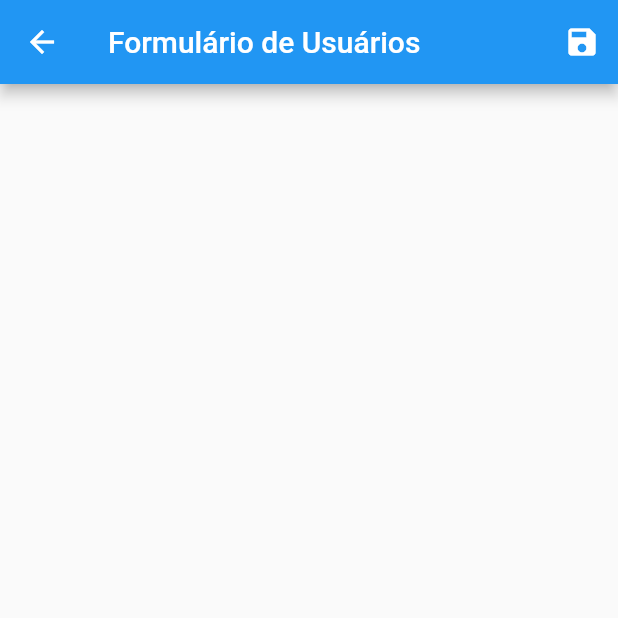
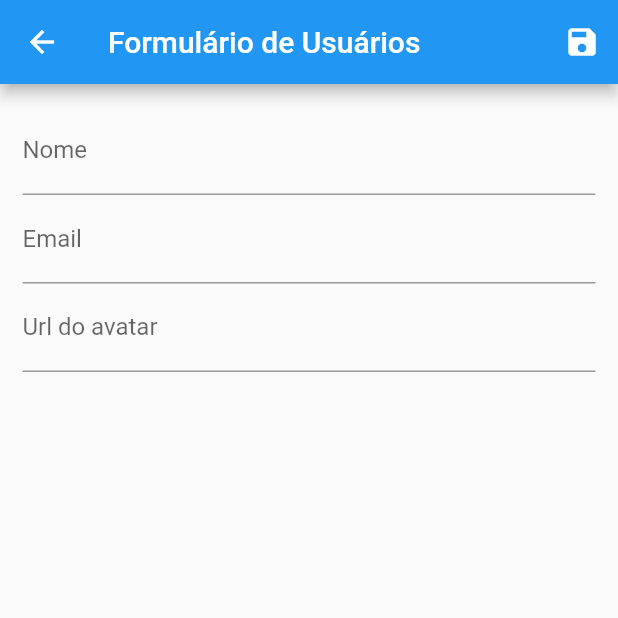
Before and after one commit to rogerioloualonso/BasicAppFlutter, a Flutter app: the UserForm screen opened by its route, on a phone screen of 412 x 824 dp, the top half of it. Run offline on Flutter 3.47's test engine with Material 2 defaults, Android fonts, the light colour scheme and no system bars; network calls fail.

Commit message:
Inserir usuário

```diff
--- a/lib/views/user_form.dart
+++ b/lib/views/user_form.dart
@@ -1,6 +1,12 @@
+import 'package:exemplo/models/user.dart';
+import 'package:exemplo/provider/users.dart';
 import 'package:flutter/material.dart';
+import 'package:provider/provider.dart';
 
 class UserForm extends StatelessWidget {
+  final _form = GlobalKey<FormState>();
+  final Map<String, String> _formData = {};
+
   @override
   Widget build(BuildContext context) {
     return Scaffold(
@@ -8,10 +14,49 @@ class UserForm extends StatelessWidget {
           IconButton(
             icon: Icon(Icons.save),
             onPressed: () {
+              final isValid = _form.currentState!.validate();
+              if (isValid) {
+                _form.currentState?.save();
+                Provider.of<Users>(context, listen: false).put(
+                  User(
+                    id: _formData['id']!,
+                    name: _formData['name']!,
+                    email: _formData['email']!,
+                    avatarUrl: _formData['avatarUrl']!,
+                  ),
+                );
                 Navigator.of(context).pop();
+              }
             },
           )
         ]),
-    );
+        body: Padding(
+          padding: EdgeInsets.all(15),
+          child: Form(
+              key: _form,
+              child: Column(children: <Widget>[
+                TextFormField(
+                  decoration: InputDecoration(labelText: 'Nome'),
+                  validator: (value) {
+                    if (value == null || value.trim().isEmpty) {
+                      return 'Nome inválido';
+                    }
+                    if (value.trim().length <= 3) {
+                      return 'Nme muito pequeno, no mínimo 3 letras.';
+                    }
+                    return null;
+                  },
+                  onSaved: (value) => _formData['name'] = value!,
+                ),
+                TextFormField(
+                  decoration: InputDecoration(labelText: 'Email'),
+                  onSaved: (value) => _formData['email'] = value!,
+                ),
+                TextFormField(
+                  decoration: InputDecoration(labelText: 'Url do avatar'),
+                  onSaved: (value) => _formData['avatarUrl'] = value!,
+                ),
+              ])),
+        ));
   }
 }
```
Lines whose indentation alone changed are shown as unchanged.
